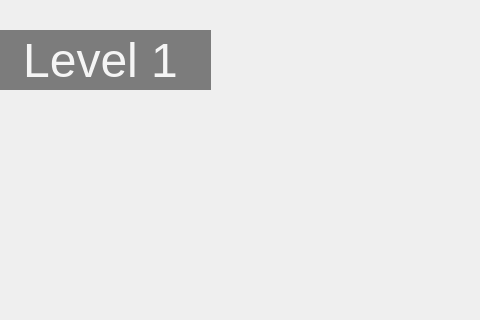
This is Sloshed/mainwindow.ui in University-of-Utah-CS3505/a8-edu-app-Anudlok as Qt 5 draws it before an edit; both pictures show x 0 to 480 and y 0 to 320 of the 800 by 837 pixel window. The edited form follows.
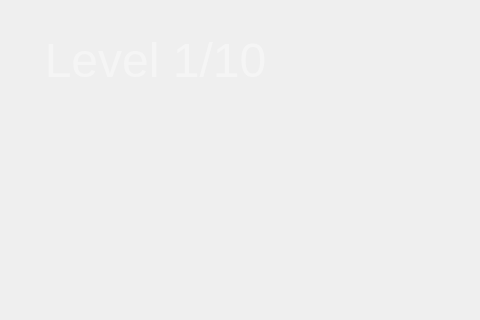
This is the edited form. The open tabs and pages were chosen to show the change. Icons and pictures are not drawn. Custom widgets are drawn as their Qt base class.

Commit message: Increased levels from 5 to 10

Diff of the .ui file:
```diff
--- a/Sloshed/mainwindow.ui
+++ b/Sloshed/mainwindow.ui
@@ -223,9 +223,9 @@
      <widget class="QLabel" name="levelLabel">
       <property name="geometry">
        <rect>
-        <x>-10</x>
+        <x>20</x>
         <y>30</y>
-        <width>221</width>
+        <width>271</width>
         <height>60</height>
        </rect>
       </property>
@@ -241,10 +241,10 @@
        </font>
       </property>
       <property name="styleSheet">
-       <string notr="true">color: rgb(245, 245, 245); background-color: rgb(124, 124, 124);</string>
+       <string notr="true">color: rgb(245, 245, 245); background-image: url(:/GameImages/Images/TransparentBG)</string>
       </property>
       <property name="text">
-       <string>Level 1</string>
+       <string>Level 1/10</string>
       </property>
       <property name="alignment">
        <set>Qt::AlignCenter</set>
```
Left out of the diff: 4 changed lines with no effect on the pictures. The commit also changes 2 other files.
